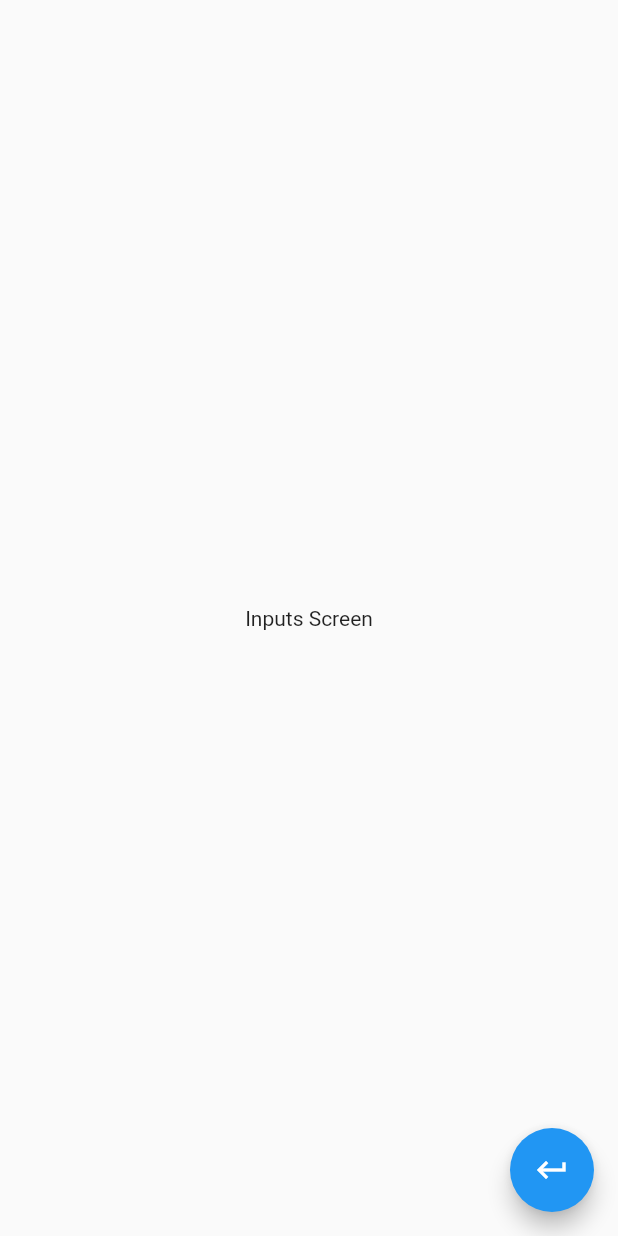
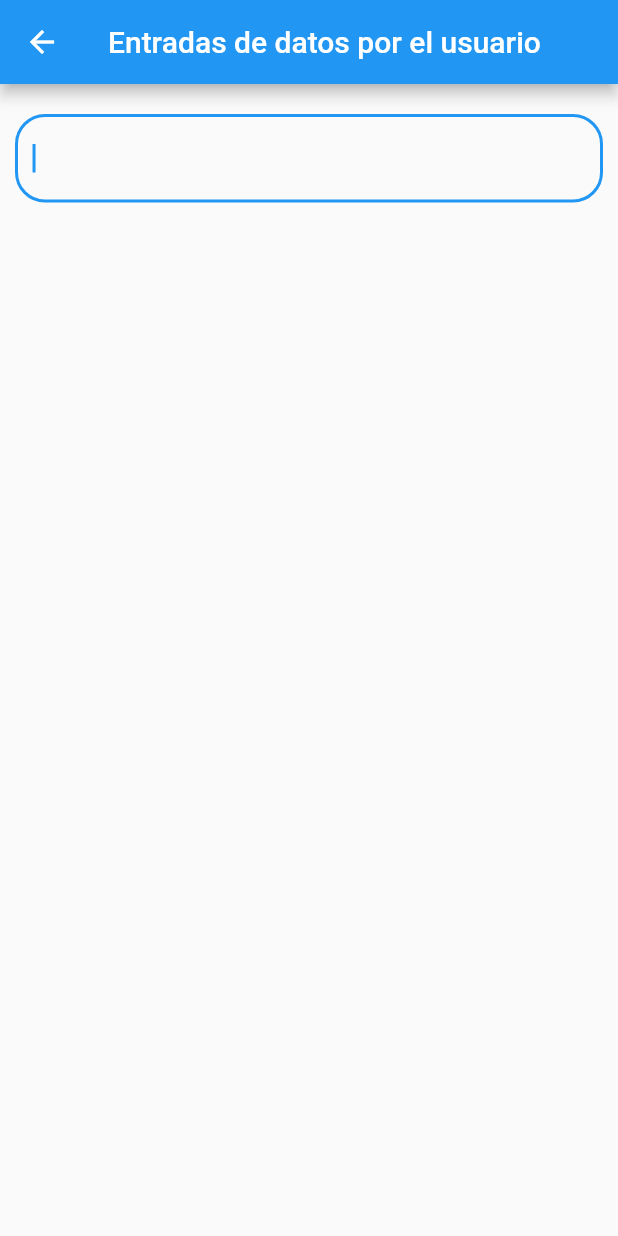
Before and after one commit to Vishue1892/componentes, a Flutter app: the InputsScreen screen opened by its route, on a phone screen of 412 x 824 dp. Run offline on Flutter 3.47's test engine with Material 2 defaults, Android fonts, the phone set to English and light mode, and no system bars.

Commit message:
four commit

```diff
--- a/lib/ui/screens/inputs_screen.dart
+++ b/lib/ui/screens/inputs_screen.dart
@@ -1,20 +1,43 @@
+import 'package:flutter/foundation.dart';
 import 'package:flutter/material.dart';
 
-class InputsScreen extends StatelessWidget {
+class InputsScreen extends StatefulWidget {
   const InputsScreen({super.key});
 
   @override
+  State<InputsScreen> createState() => _InputsScreenState();
+}
+
+class _InputsScreenState extends State<InputsScreen> {
+  String _userName = '';
+  @override
   Widget build(BuildContext context) {
     return Scaffold(
-      body: const Center(
-        child: Text('Inputs Screen'),
+      appBar: AppBar(
+        title: const Text('Entradas de datos por el usuario'),
       ),
-      floatingActionButton: FloatingActionButton(
-        onPressed: () {
-          Navigator.pop(context);
-        },
-        child: const Icon(Icons.keyboard_return_outlined),
+      body: ListView(
+        padding: const EdgeInsets.symmetric(horizontal: 10.0, vertical: 20.0),
+        children: [
+          _crearEntrada(),
+        ],
       ),
     );
   }
+
+  Widget _crearEntrada() {
+    return TextField(
+      autofocus: true,
+      textCapitalization: TextCapitalization.words,
+      decoration: InputDecoration(
+        border: OutlineInputBorder(
+          borderRadius: BorderRadius.circular(20.0),
+        ),
+      ),
+      onChanged: (valor) {
+        _userName = valor;
+        print(_userName);
+      },
+    );
+  }
 }
```
